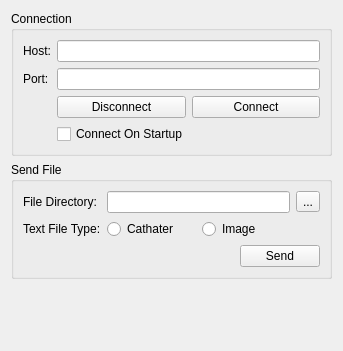
This is Plugins/GeomServer/GeomServer.ui in pengwg/vurtigo as Qt 5 draws it before an edit. The edited form follows.
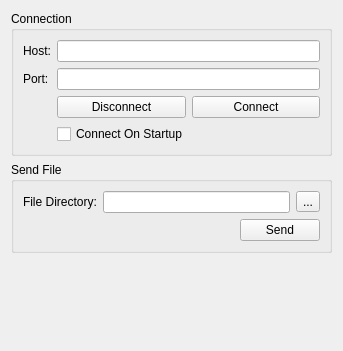
This is the edited form.

Commit message:
Done retrieving images, and condensed code for push. Note: geometry server client is attached. Analysis: Done retrieving images, and condensed code for push.
However, geometry server client is attached, which should be removed once a library is compiled for all platforms.

Resolution:

BugID:658
Reviewed by:

```diff
--- a/Plugins/GeomServer/GeomServer.ui
+++ b/Plugins/GeomServer/GeomServer.ui
@@ -99,31 +99,6 @@
           </property>
          </widget>
         </item>
-        <item row="1" column="0">
-         <widget class="QLabel" name="fileTypeLabel">
-          <property name="text">
-           <string>Text File Type:</string>
-          </property>
-         </widget>
-        </item>
-        <item row="1" column="1">
-         <layout class="QGridLayout" name="fileTypeRadioGridLayout">
-          <item row="0" column="0">
-           <widget class="QRadioButton" name="fileTypeCathRadio">
-            <property name="text">
-             <string>Cathater</string>
-            </property>
-           </widget>
-          </item>
-          <item row="0" column="1">
-           <widget class="QRadioButton" name="fileTypeImageRadio">
-            <property name="text">
-             <string>Image</string>
-            </property>
-           </widget>
-          </item>
-         </layout>
-        </item>
        </layout>
       </item>
       <item>
```
The commit also changes 17 other files.
